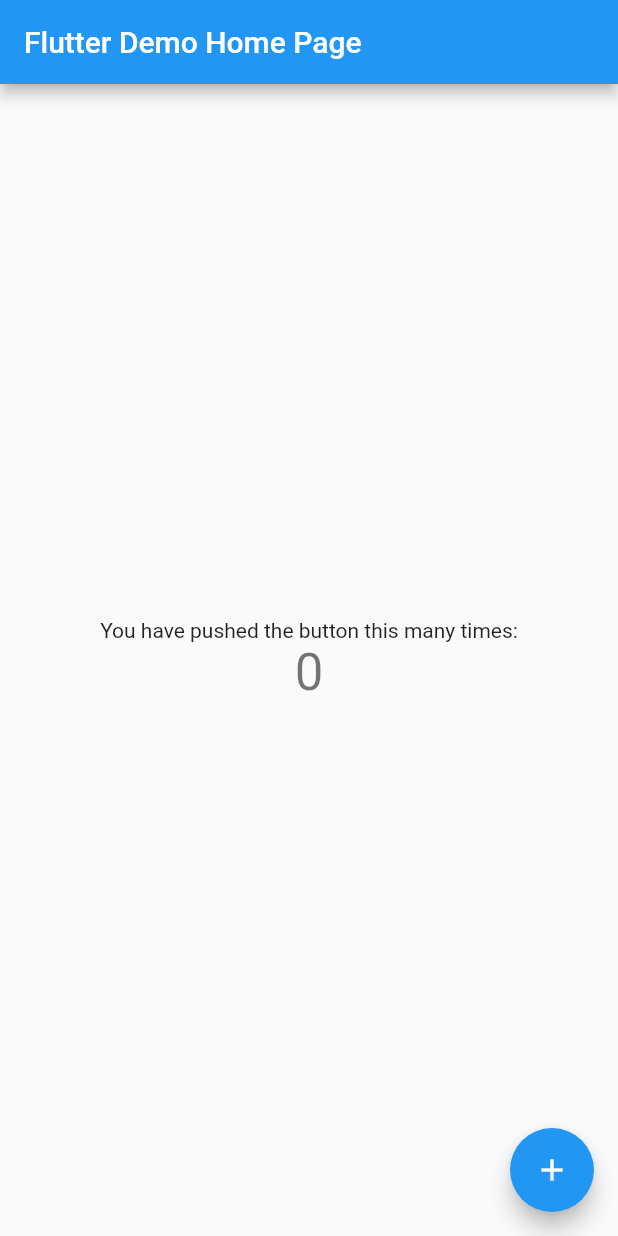
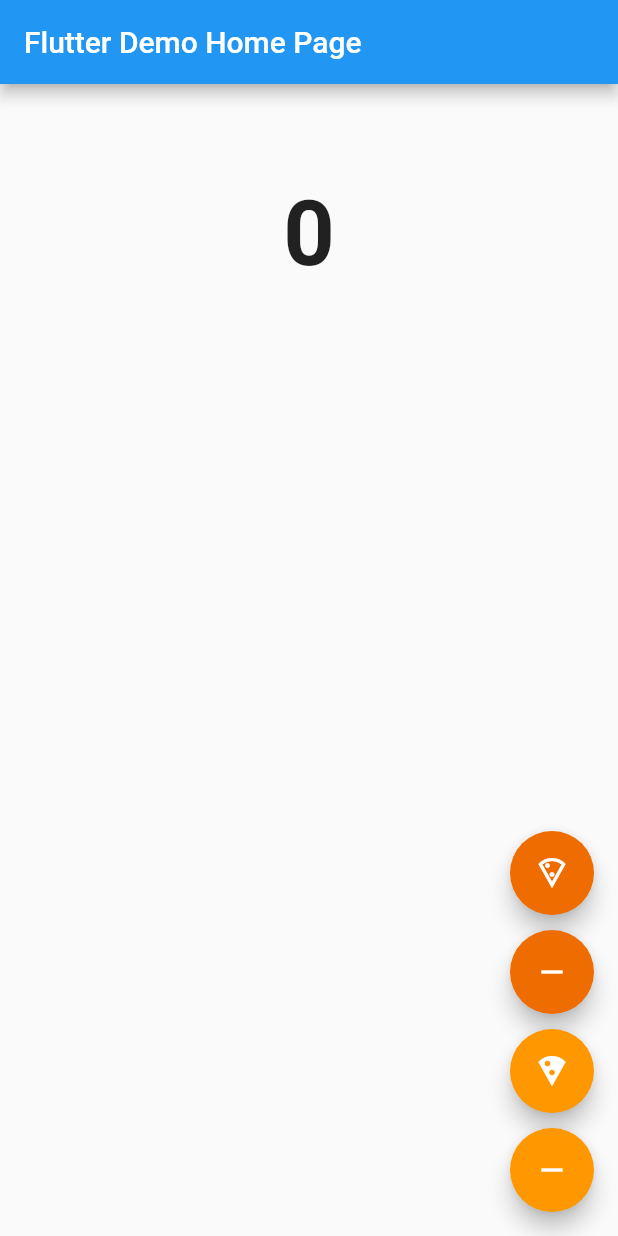
Before and after one commit to SabinSnider/FlutterBloc, a Flutter app: the screen it shows after launch, on a phone screen of 412 x 824 dp. Run offline on Flutter 3.47's test engine with Material 2 defaults, Android fonts, the phone set to English and light mode, and no system bars; our stand-ins replace bloc, equatable, flutter_bloc.

Commit message:
UI prepared

```diff
--- a/lib/bloc/pizza_event.dart
+++ b/lib/bloc/pizza_event.dart
@@ -24,5 +24,6 @@ class RemovePizza extends PizzaEvent {
   const RemovePizza(this.pizza);
 
   @override
+  // TODO: implement props
   List<Object> get props => [pizza];
 }
--- a/lib/bloc/pizza_state.dart
+++ b/lib/bloc/pizza_state.dart
@@ -15,5 +15,6 @@ class PizzaLoaded extends PizzaState {
   const PizzaLoaded({required this.pizzas});
 
   @override
+  // TODO: implement props
   List<Object> get props => [pizzas];
 }
--- a/lib/main.dart
+++ b/lib/main.dart
@@ -1,4 +1,8 @@
+import 'package:bloc_pizza_project/bloc/pizza_bloc.dart';
 import 'package:flutter/material.dart';
+import 'package:flutter_bloc/flutter_bloc.dart';
+import '../models/pizza_model.dart';
+import 'dart:math';
 
 void main() {
   runApp(const MyApp());
@@ -10,106 +14,126 @@ class MyApp extends StatelessWidget {
   // This widget is the root of your application.
   @override
   Widget build(BuildContext context) {
-    return MaterialApp(
+    return MultiBlocProvider(
+      providers: [
+        // BlocProvider(
+        //   create: (context) => SubjectBloc(),
+        // ),
+        BlocProvider(
+          create: (context) => PizzaBloc()..add(LoadPizzaCounter()),
+        ),
+      ],
+      child: MaterialApp(
         title: 'Flutter Demo',
         theme: ThemeData(
-        // This is the theme of your application.
-        //
-        // Try running your application with "flutter run". You'll see the
-        // application has a blue toolbar. Then, without quitting the app, try
-        // changing the primarySwatch below to Colors.green and then invoke
-        // "hot reload" (press "r" in the console where you ran "flutter run",
-        // or simply save your changes to "hot reload" in a Flutter IDE).
-        // Notice that the counter didn't reset back to zero; the application
-        // is not restarted.
           primarySwatch: Colors.blue,
         ),
-      home: const MyHomePage(title: 'Flutter Demo Home Page'),
+        home: const HomeScreen(title: 'Flutter Demo Home Page'),
+      ),
     );
   }
 }
 
-class MyHomePage extends StatefulWidget {
-  const MyHomePage({super.key, required this.title});
-
-  // This widget is the home page of your application. It is stateful, meaning
-  // that it has a State object (defined below) that contains fields that affect
-  // how it looks.
-
-  // This class is the configuration for the state. It holds the values (in this
-  // case the title) provided by the parent (in this case the App widget) and
-  // used by the build method of the State. Fields in a Widget subclass are
-  // always marked "final".
+class HomeScreen extends StatefulWidget {
+  const HomeScreen({super.key, required this.title});
 
   final String title;
 
   @override
-  State<MyHomePage> createState() => _MyHomePageState();
+  State<HomeScreen> createState() => _HomeScreenState();
 }
 
-class _MyHomePageState extends State<MyHomePage> {
-  int _counter = 0;
-
-  void _incrementCounter() {
-    setState(() {
-      // This call to setState tells the Flutter framework that something has
-      // changed in this State, which causes it to rerun the build method below
-      // so that the display can reflect the updated values. If we changed
-      // _counter without calling setState(), then the build method would not be
-      // called again, and so nothing would appear to happen.
-      _counter++;
-    });
-  }
-
+class _HomeScreenState extends State<HomeScreen> {
   @override
   Widget build(BuildContext context) {
-    // This method is rerun every time setState is called, for instance as done
-    // by the _incrementCounter method above.
-    //
-    // The Flutter framework has been optimized to make rerunning build methods
-    // fast, so that you can just rebuild anything that needs updating rather
-    // than having to individually change instances of widgets.
+    var random = Random();
     return Scaffold(
       appBar: AppBar(
-        // Here we take the value from the MyHomePage object that was created by
-        // the App.build method, and use it to set our appbar title.
         title: Text(widget.title),
       ),
       body: Center(
-        // Center is a layout widget. It takes a single child and positions it
-        // in the middle of the parent.
-        child: Column(
-          // Column is also a layout widget. It takes a list of children and
-          // arranges them vertically. By default, it sizes itself to fit its
-          // children horizontally, and tries to be as tall as its parent.
-          //
-          // Invoke "debug painting" (press "p" in the console, choose the
-          // "Toggle Debug Paint" action from the Flutter Inspector in Android
-          // Studio, or the "Toggle Debug Paint" command in Visual Studio Code)
-          // to see the wireframe for each widget.
-          //
-          // Column has various properties to control how it sizes itself and
-          // how it positions its children. Here we use mainAxisAlignment to
-          // center the children vertically; the main axis here is the vertical
-          // axis because Columns are vertical (the cross axis would be
-          // horizontal).
+        child: BlocBuilder<PizzaBloc, PizzaState>(
+          builder: (context, state) {
+            if (state is PizzaInitial) {
+              return const CircularProgressIndicator(color: Colors.orange);
+            }
+            if (state is PizzaLoaded) {
+              return Column(
                 mainAxisAlignment: MainAxisAlignment.center,
-          children: <Widget>[
-            const Text(
-              'You have pushed the button this many times:',
+                children: [
+                  Text(
+                    '${state.pizzas.length}',
+                    style: const TextStyle(
+                      fontSize: 60,
+                      fontWeight: FontWeight.bold,
                     ),
-            Text(
-              '$_counter',
-              style: Theme.of(context).textTheme.headline4,
                   ),
+                  const SizedBox(height: 20),
+                  SizedBox(
+                    height: MediaQuery.of(context).size.height / 1.5,
+                    width: MediaQuery.of(context).size.width,
+                    child: Stack(
+                        alignment: Alignment.center,
+                        clipBehavior: Clip.none,
+                        children: [
+                          for (int index = 0;
+                              index < state.pizzas.length;
+                              index++)
+                            Positioned(
+                              left: random.nextInt(250).toDouble(),
+                              top: random.nextInt(400).toDouble(),
+                              child: SizedBox(
+                                height: 150,
+                                width: 150,
+                                child: state.pizzas[index].image,
+                              ),
+                            )
+                        ]),
+                  )
+                ],
+              );
+            } else {
+              return const Text("Something is not right");
+            }
+          },
+        ),
+      ),
+      floatingActionButton: Column(
+        mainAxisAlignment: MainAxisAlignment.end,
+        children: [
+          FloatingActionButton(
+            child: const Icon(Icons.local_pizza_outlined),
+            backgroundColor: Colors.orange[800],
+            onPressed: () {
+              context.read<PizzaBloc>().add(AddPizza(Pizza.pizza[0]));
+            },
+          ),
+          const SizedBox(height: 10),
+          FloatingActionButton(
+            child: const Icon(Icons.remove),
+            backgroundColor: Colors.orange[800],
+            onPressed: () {
+              context.read<PizzaBloc>().add(RemovePizza(Pizza.pizza[0]));
+            },
+          ),
+          const SizedBox(height: 10),
+          FloatingActionButton(
+            child: const Icon(Icons.local_pizza),
+            backgroundColor: Colors.orange[500],
+            onPressed: () {
+              context.read<PizzaBloc>().add(AddPizza(Pizza.pizza[1]));
+            },
+          ),
+          const SizedBox(height: 10),
+          FloatingActionButton(
+            child: const Icon(Icons.remove),
+            backgroundColor: Colors.orange[500],
+            onPressed: () {
+              context.read<PizzaBloc>().add(RemovePizza(Pizza.pizza[1]));
+            },
+          )
         ],
       ),
-      ),
-      floatingActionButton: FloatingActionButton(
-        onPressed: _incrementCounter,
-        tooltip: 'Increment',
-        child: const Icon(Icons.add),
-      ), // This trailing comma makes auto-formatting nicer for build methods.
     );
   }
 }
--- a/pubspec.yaml
+++ b/pubspec.yaml
@@ -64,7 +64,8 @@ flutter:
 
   # To add assets to your application, add an assets section, like this:
    assets:
-     - images/a_dot_burr.jpeg
+    - images/
+    # - images/a_dot_burr.jpeg
   #   - images/a_dot_ham.jpeg
 
   # An image asset can refer to one or more resolution-specific "variants", see
```
Lines whose indentation alone changed are shown as unchanged.
